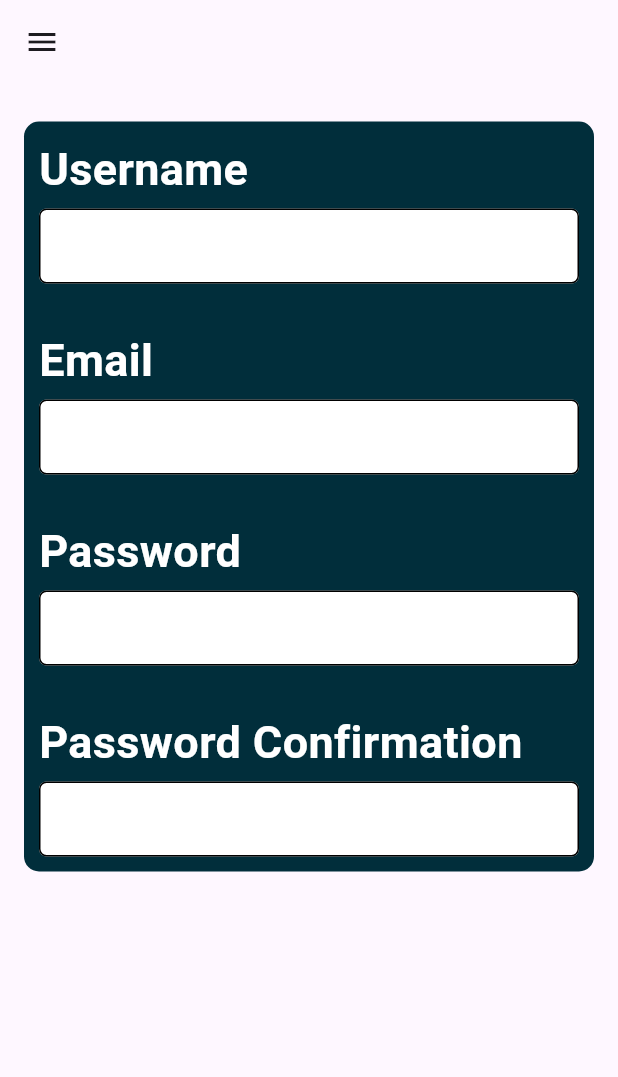
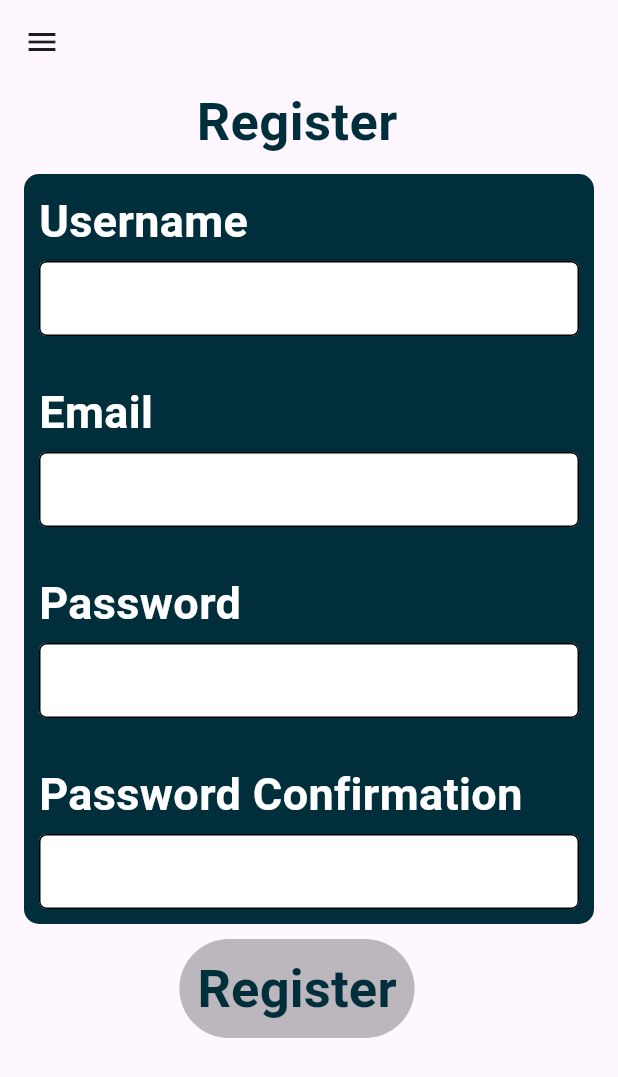
Before and after one commit to BadrEssalam/g_Stack, a Flutter app: the screen it shows after launch, on a phone screen of 412 x 824 dp. Shown: the top 1077 px of the screen. Run offline on Flutter 3.47's test engine with Material 3 defaults, Android fonts, the phone set to English and light mode, and no system bars.

Commit message:
add Text widget at the top add TextButton at the bottom

```diff
--- a/lib/main.dart
+++ b/lib/main.dart
@@ -1,6 +1,4 @@
-import 'package:flutter/cupertino.dart';
 import 'package:flutter/material.dart';
-import 'package:flutter/widgets.dart';
 
 void main(List<String> args) {
   runApp(const MyApp());
@@ -19,8 +17,16 @@ class MyApp extends StatelessWidget {
       home: Scaffold(
         drawer: const Drawer(),
         appBar: AppBar(),
-        body: Stack(
+        body: Column(
           children: [
+            const Text(
+              "Register",
+              style: TextStyle(
+                fontSize: 35,
+                fontWeight: FontWeight.bold,
+                color: Color.fromARGB(255, 1, 46, 59),
+              ),
+            ),
             Container(
               height: ContainerHeight,
               width: ContainerWidth,
@@ -28,7 +34,7 @@ class MyApp extends StatelessWidget {
                   color: Color.fromARGB(255, 1, 46, 59),
                   borderRadius: BorderRadius.all(Radius.circular(10))),
               margin: EdgeInsets.only(
-                  top: 25,
+                  top: 10,
                   left:
                       (MediaQuery.of(context).size.width - ContainerWidth) / 2),
               padding: const EdgeInsets.all(10),
@@ -47,7 +53,9 @@ class MyApp extends StatelessWidget {
                           color: Colors.white,
                         ),
                       ),
-                      const SizedBox(height: 5,),
+                      const SizedBox(
+                        height: 5,
+                      ),
                       SizedBox(
                           height: 50,
                           child: TextField(
@@ -71,7 +79,9 @@ class MyApp extends StatelessWidget {
                           color: Colors.white,
                         ),
                       ),
-                      const SizedBox(height: 5,),
+                      const SizedBox(
+                        height: 5,
+                      ),
                       SizedBox(
                           height: 50,
                           child: TextField(
@@ -96,7 +106,9 @@ class MyApp extends StatelessWidget {
                           color: Colors.white,
                         ),
                       ),
-                      const SizedBox(height: 5,),
+                      const SizedBox(
+                        height: 5,
+                      ),
                       SizedBox(
                           height: 50,
                           child: TextField(
@@ -120,7 +132,9 @@ class MyApp extends StatelessWidget {
                           color: Colors.white,
                         ),
                       ),
-                      const SizedBox(height: 5,),
+                      const SizedBox(
+                        height: 5,
+                      ),
                       SizedBox(
                           height: 50,
                           child: TextField(
@@ -134,6 +148,23 @@ class MyApp extends StatelessWidget {
                   ),
                 ],
               ),
+            ),
+            const SizedBox(
+              height: 10,
+            ),
+            TextButton(
+              onPressed: () {},
+              style: ButtonStyle(
+                  backgroundColor: MaterialStateColor.resolveWith(
+                      (states) => Colors.black26)),
+              child: const Text(
+                "Register",
+                style: TextStyle(
+                  fontSize: 35,
+                  fontWeight: FontWeight.bold,
+                  color: Color.fromARGB(255, 1, 46, 59),
+                ),
+              ),
             )
           ],
         ),
```
